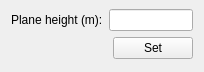
Qt form ui/plane_height_setter_ui.ui (xEnVrE/DecaWaveEVB1000Viewer) before a commit.
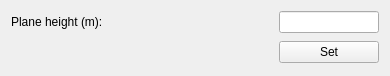
The same form after that commit.

Commit message: - add ui python files - restyling of plane_height_setter ui

```diff
--- a/ui/plane_height_setter_ui.ui
+++ b/ui/plane_height_setter_ui.ui
@@ -6,8 +6,8 @@
    <rect>
     <x>0</x>
     <y>0</y>
-    <width>204</width>
-    <height>72</height>
+    <width>390</width>
+    <height>76</height>
    </rect>
   </property>
   <property name="minimumSize">
@@ -18,26 +18,53 @@
   </property>
   <property name="maximumSize">
    <size>
-    <width>204</width>
-    <height>72</height>
+    <width>13131223</width>
+    <height>76</height>
    </size>
   </property>
   <property name="windowTitle">
    <string>Form</string>
   </property>
-  <layout class="QFormLayout" name="formLayout">
-   <property name="horizontalSpacing">
-    <number>6</number>
-   </property>
-   <property name="verticalSpacing">
-    <number>6</number>
-   </property>
+  <layout class="QGridLayout" name="gridLayout">
    <property name="topMargin">
     <number>9</number>
    </property>
    <property name="bottomMargin">
     <number>9</number>
    </property>
+   <property name="spacing">
+    <number>6</number>
+   </property>
+   <item row="0" column="1">
+    <spacer name="horizontalSpacer">
+     <property name="orientation">
+      <enum>Qt::Horizontal</enum>
+     </property>
+     <property name="sizeHint" stdset="0">
+      <size>
+       <width>40</width>
+       <height>20</height>
+      </size>
+     </property>
+    </spacer>
+   </item>
+   <item row="1" column="2">
+    <widget class="QPushButton" name="planeHeightSetButton">
+     <property name="text">
+      <string>Set</string>
+     </property>
+    </widget>
+   </item>
+   <item row="0" column="2">
+    <widget class="QLineEdit" name="planeHeightLineEdit">
+     <property name="maximumSize">
+      <size>
+       <width>100</width>
+       <height>16777215</height>
+      </size>
+     </property>
+    </widget>
+   </item>
    <item row="0" column="0">
     <widget class="QLabel" name="planeHeightLabel">
      <property name="maximumSize">
@@ -51,33 +78,6 @@
      </property>
     </widget>
    </item>
-   <item row="0" column="1">
-    <widget class="QLineEdit" name="planeHeightLineEdit"/>
-   </item>
-   <item row="1" column="0" colspan="2">
-    <layout class="QHBoxLayout" name="planeHeightHorizontalLayout">
-     <item>
-      <spacer name="planeHeightHorizontalSpacer">
-       <property name="orientation">
-        <enum>Qt::Horizontal</enum>
-       </property>
-       <property name="sizeHint" stdset="0">
-        <size>
-         <width>40</width>
-         <height>20</height>
-        </size>
-       </property>
-      </spacer>
-     </item>
-     <item>
-      <widget class="QPushButton" name="planeHeightSetButton">
-       <property name="text">
-        <string>Set</string>
-       </property>
-      </widget>
-     </item>
-    </layout>
-   </item>
   </layout>
  </widget>
  <resources/>
```
The commit also changes 3 other files.
